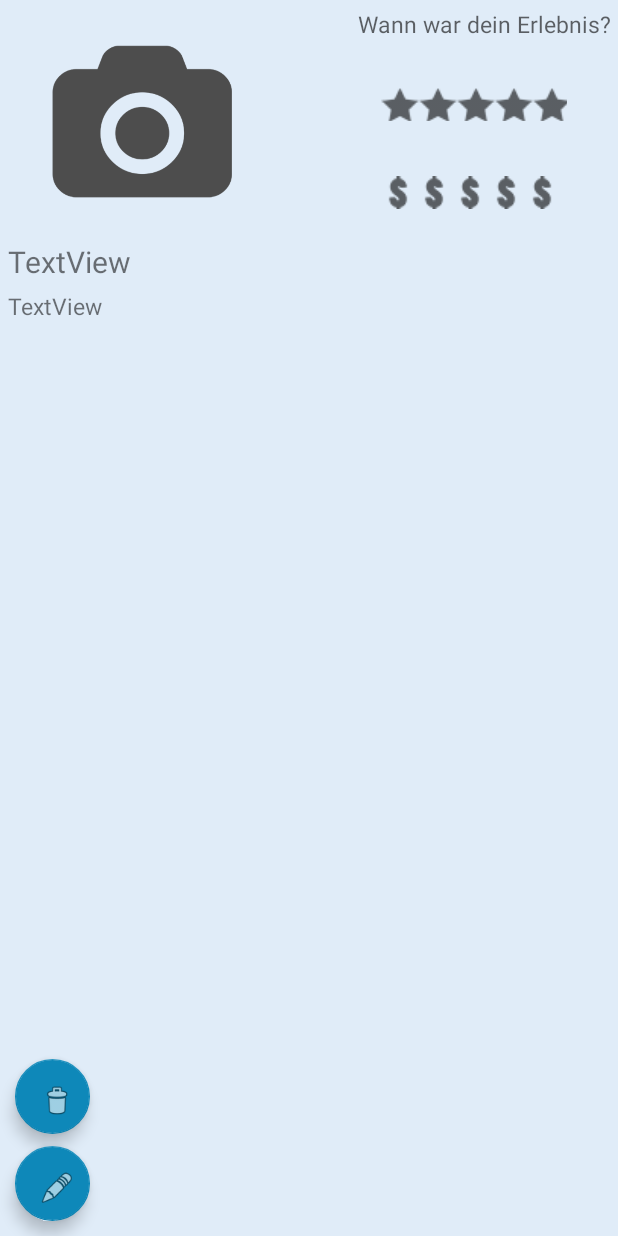
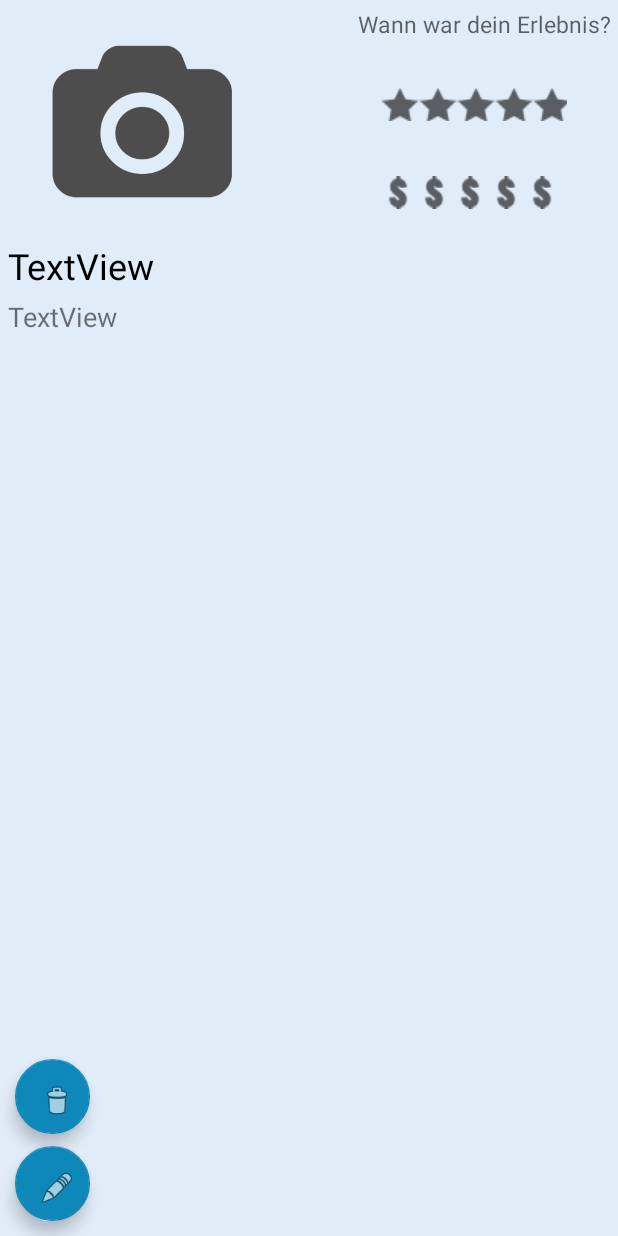
Before and after one commit to baduncle93/MobilesTagebuch, an Android app: the layout activity_detailansicht.xml on its own in the app's theme, with its tools: preview values and no code run, on a phone screen of 412 x 824 dp. Run offline under Robolectric (Android 15) with nearby library versions, the phone set to English and light mode, and no system bars.

Commit message:
textSize changed

```diff
--- a/app/src/main/res/layout/activity_detailansicht.xml
+++ b/app/src/main/res/layout/activity_detailansicht.xml
@@ -42,7 +42,8 @@
         android:layout_marginStart="5dp"
         android:layout_marginTop="5dp"
         android:text="TextView"
-        android:textSize="15sp"
+        android:textSize="18sp"
+        android:backgroundTint="@color/colorDollarDark"
         app:layout_constraintBottom_toBottomOf="parent"
         app:layout_constraintEnd_toEndOf="parent"
         app:layout_constraintStart_toStartOf="parent"
@@ -55,7 +56,8 @@
         android:layout_marginStart="5dp"
         android:layout_marginTop="5dp"
         android:text="TextView"
-        android:textSize="20sp"
+        android:textColor="@color/black"
+        android:textSize="24sp"
         app:layout_constraintStart_toStartOf="parent"
         app:layout_constraintTop_toBottomOf="@+id/detailbild" />
 
--- a/app/src/main/res/values/colors.xml
+++ b/app/src/main/res/values/colors.xml
@@ -16,4 +16,5 @@
     <color name="white">#FFFFFF</color>
     <color name="buttonColorStart">#535fff</color>
     <color name="buttonColorEnd">#3bd5ff</color>
+    <color name ="black">#000000</color>
 </resources>
```
